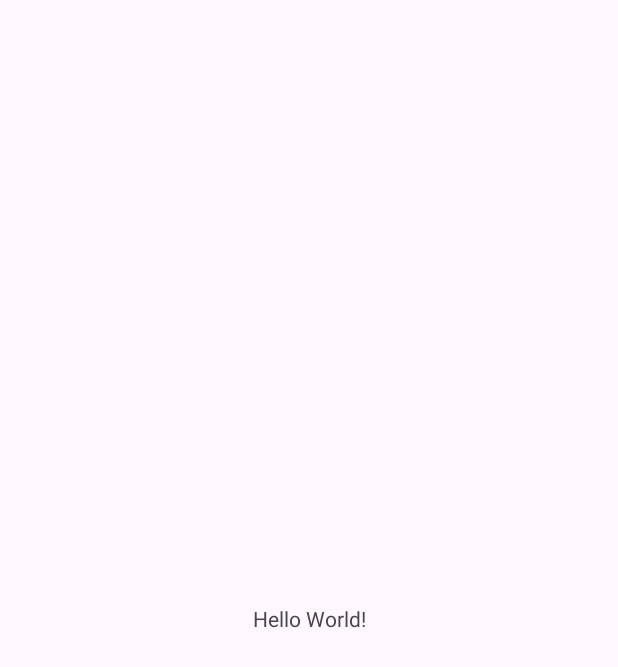
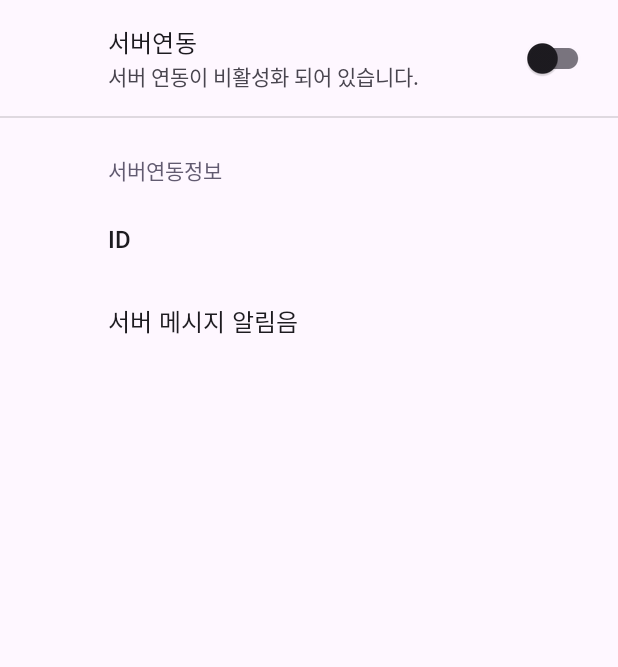
Before and after one commit to Hee-Tak/App_Edu2, an Android app: the screen it shows after launch (MainActivity), on a phone screen of 412 x 824 dp. Before the commit the part shown is almost empty. Shown: the top 667 px of the screen. Run offline under Robolectric (Android 15) with nearby library versions, the phone set to English and light mode, and no system bars; our stand-ins replace androidx.preference; 2 statements that could not run were skipped.

Commit message:
앱 개발 학습 (인강) - C57) PreferenceFragmentCompat Setting 설정, 프레그먼트

```diff
--- a/c57/build.gradle.kts
+++ b/c57/build.gradle.kts
@@ -5,7 +5,7 @@ plugins {
 
 android {
     namespace = "com.tak.c57"
-    compileSdk = 33
+    compileSdk = 34
 
     defaultConfig {
         applicationId = "com.tak.c57"
@@ -44,4 +44,6 @@ dependencies {
     testImplementation("junit:junit:4.13.2")
     androidTestImplementation("androidx.test.ext:junit:1.1.5")
     androidTestImplementation("androidx.test.espresso:espresso-core:3.5.1")
+
+    implementation("androidx.preference:preference-ktx:1.1.1")
 }
--- /dev/null
+++ b/c57/src/main/java/com/tak/c57/SettingFragment.kt
@@ -0,0 +1,39 @@
+package com.tak.c57
+
+import android.os.Bundle
+import android.text.TextUtils
+import androidx.fragment.app.Fragment
+import android.view.LayoutInflater
+import android.view.View
+import android.view.ViewGroup
+import android.widget.Toast
+import androidx.preference.EditTextPreference
+import androidx.preference.ListPreference
+import androidx.preference.Preference
+import androidx.preference.PreferenceFragmentCompat
+
+class SettingFragment : PreferenceFragmentCompat() {
+    override fun onCreatePreferences(savedInstanceState: Bundle?, rootKey: String?) {
+        setPreferencesFromResource(R.xml.settings, rootKey)
+
+        val idPreference = findPreference<EditTextPreference>("serverId")
+        val soundPreference = findPreference<ListPreference>("sound_list")
+
+        idPreference?.setOnPreferenceChangeListener{ preference, newValue ->
+            Toast.makeText(activity, "$newValue", Toast.LENGTH_SHORT).show()
+            true
+        }
+
+        soundPreference!!.setSummaryProvider(ListPreference.SimpleSummaryProvider.getInstance())
+        idPreference!!.summaryProvider =
+            Preference.SummaryProvider<EditTextPreference>{ preference ->
+                val text = preference.text
+                if(TextUtils.isEmpty(text)){
+                    "설정 되지 않았습니다."
+                } else {
+                    "설정된 id 값은 $text 입니다."
+                }
+            }
+    }
+
+}
--- a/c57/src/main/res/layout/activity_main.xml
+++ b/c57/src/main/res/layout/activity_main.xml
@@ -1,18 +1,8 @@
 <?xml version="1.0" encoding="utf-8"?>
-<androidx.constraintlayout.widget.ConstraintLayout xmlns:android="http://schemas.android.com/apk/res/android"
-    xmlns:app="http://schemas.android.com/apk/res-auto"
-    xmlns:tools="http://schemas.android.com/tools"
+<fragment xmlns:android="http://schemas.android.com/apk/res/android"
     android:layout_width="match_parent"
     android:layout_height="match_parent"
-    tools:context=".MainActivity">
+    class="com.tak.c57.SettingFragment">
 
-    <TextView
-        android:layout_width="wrap_content"
-        android:layout_height="wrap_content"
-        android:text="Hello World!"
-        app:layout_constraintBottom_toBottomOf="parent"
-        app:layout_constraintEnd_toEndOf="parent"
-        app:layout_constraintStart_toStartOf="parent"
-        app:layout_constraintTop_toTopOf="parent" />
 
-</androidx.constraintlayout.widget.ConstraintLayout>
+</fragment>
--- /dev/null
+++ b/c57/src/main/res/values/arrays.xml
@@ -0,0 +1,9 @@
+<?xml version="1.0" encoding="utf-8"?>
+<resources>
+    <string-array name="array_voice">
+        <item>카톡</item>
+        <item>카톡왔숑</item>
+        <item>카카오톡</item>
+    </string-array>
+
+</resources>
--- a/c57/src/main/res/values/strings.xml
+++ b/c57/src/main/res/values/strings.xml
@@ -1,3 +1,5 @@
 <resources>
     <string name="app_name">C57</string>
+    <!-- TODO: Remove or change this placeholder text -->
+    <string name="hello_blank_fragment">Hello blank fragment</string>
 </resources>
--- /dev/null
+++ b/c57/src/main/res/xml/settings.xml
@@ -0,0 +1,26 @@
+<?xml version="1.0" encoding="utf-8"?>
+<PreferenceScreen xmlns:android="http://schemas.android.com/apk/res/android">
+
+    <SwitchPreferenceCompat
+        android:key="serverFlag"
+        android:summaryOff="서버 연동이 비활성화 되어 있습니다."
+        android:summaryOn="서버 연동이 활성화 되어 있습니다."
+        android:title="서버연동"/>
+
+    <PreferenceCategory
+        android:dependency="serverFlag"
+        android:title="서버연동정보">
+
+        <EditTextPreference
+            android:key="serverId"
+            android:title="ID"/>
+
+        <ListPreference
+            android:key="sound_list"
+            android:title="서버 메시지 알림음"
+            android:entries="@array/array_voice"
+            android:entryValues="@array/array_voice"/>
+
+
+    </PreferenceCategory>
+</PreferenceScreen>
```
Also changed, not shown: c57/src/main/java/com/tak/c57/MainActivity.kt (+30 -0 lines), c57/src/main/res/layout/fragment_setting.xml (added, +14 -0 lines).
